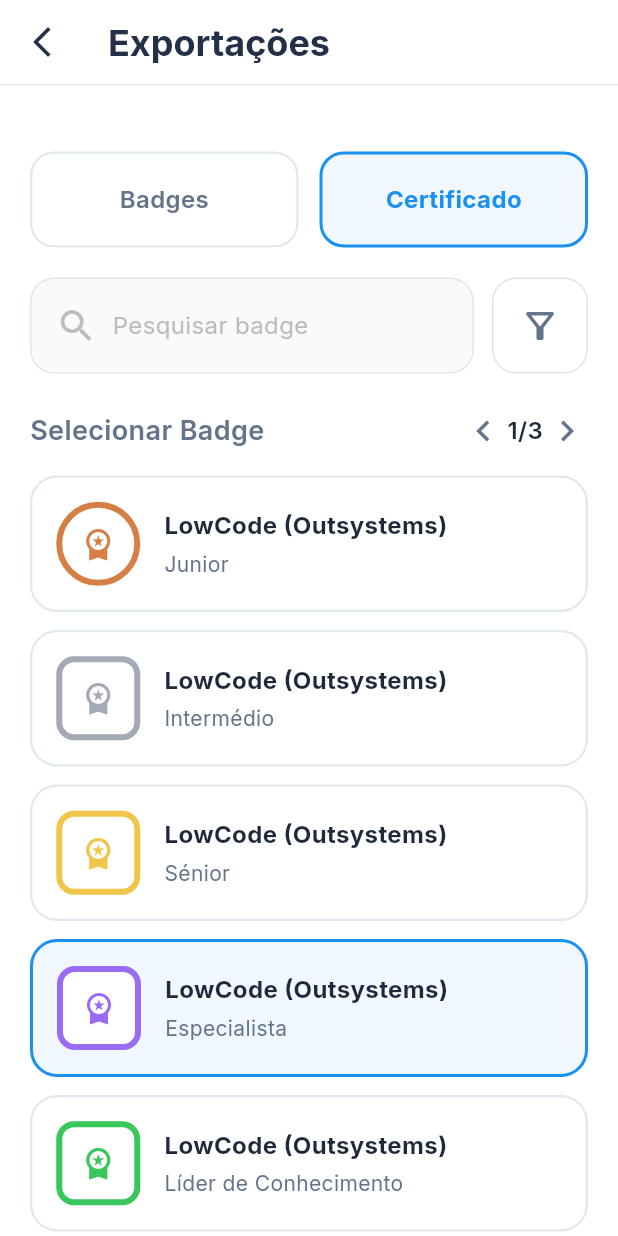
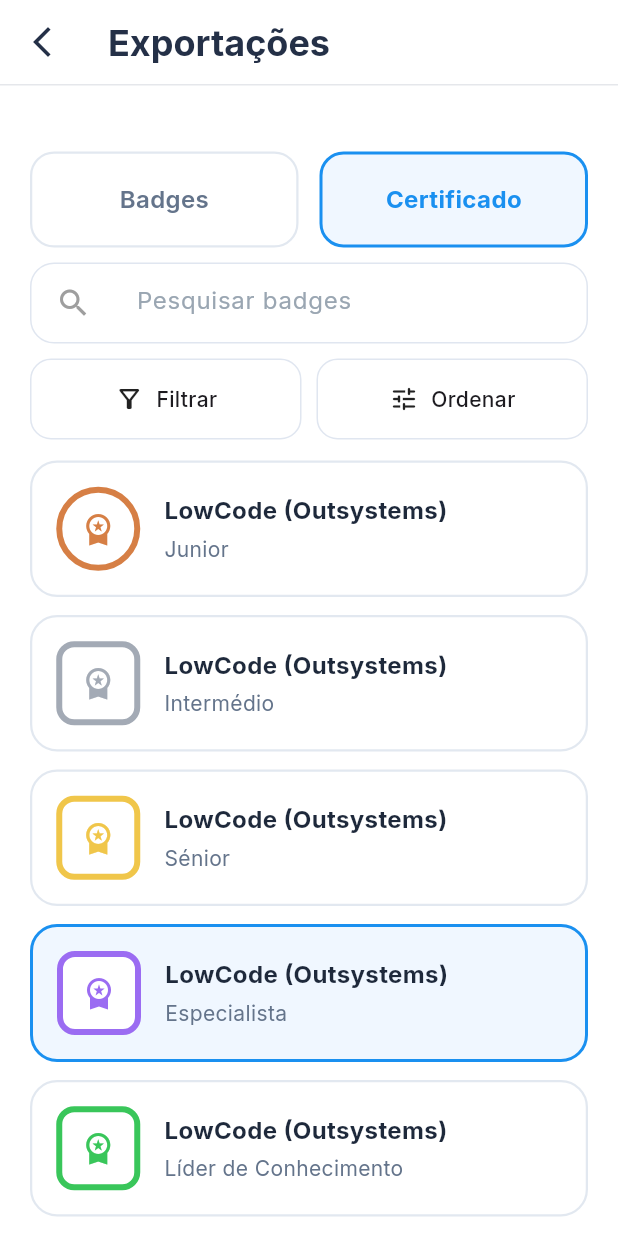
Before and after one commit to Rodralp/PINT-Mobile, a Flutter app: the ExportsScreen screen opened directly, on a phone screen of 412 x 824 dp. Run offline on Flutter 3.47's test engine with Material 3 defaults, Android fonts, the phone set to English and light mode, and no system bars; our stand-ins replace confetti, connectivity_plus, file_picker, google_fonts, sqflite; missing offline and left inert: dart:html; accounts and stored records are empty.

Commit message:
barra de pesquisa more_options
em exports e ranking, mas não está 100% implementado ainda

```diff
--- a/flutter_application_1/lib/screens/exports_screen.dart
+++ b/flutter_application_1/lib/screens/exports_screen.dart
@@ -9,6 +9,14 @@ class ExportsScreen extends StatefulWidget {
 
 class _ExportsScreenState extends State<ExportsScreen> {
   bool _isCertificateSelected = true;
+  final TextEditingController _searchController = TextEditingController();
+  String _searchTerm = '';
+
+  @override
+  void dispose() {
+    _searchController.dispose();
+    super.dispose();
+  }
 
   @override
   Widget build(BuildContext context) {
@@ -69,75 +77,63 @@ class _ExportsScreenState extends State<ExportsScreen> {
                   ),
                 ],
               ),
-              const SizedBox(height: 20),
+              const SizedBox(height: 10),
               Row(
                 children: [
                   Expanded(
                     child: Container(
-                      height: 64,
+                      height: 54,
                       padding: const EdgeInsets.symmetric(horizontal: 16),
                       decoration: BoxDecoration(
                         borderRadius: BorderRadius.circular(16),
-                        border: Border.all(
-                          color: const Color(0xFFE0E6F0),
-                        ),
-                        color: const Color(0xFFF8FAFC),
+                        border: Border.all(color: const Color(0xFFE0E6F0)),
                       ),
                       child: Row(
                         children: [
-                          Icon(Icons.search, size: 28, color: Colors.grey[400]),
+                          Icon(Icons.search, color: Colors.grey[500], size: 24),
                           const SizedBox(width: 10),
-                          Text(
-                            'Pesquisar badge',
-                            style: TextStyle(
-                              fontSize: 16,
-                              color: Colors.grey[400],
+                          Expanded(
+                            child: TextField(
+                              controller: _searchController,
+                              decoration: const InputDecoration(
+                                hintText: 'Pesquisar badges',
+                                border: InputBorder.none,
+                                enabledBorder: InputBorder.none,
+                                focusedBorder: InputBorder.none,
+                                isDense: true,
+                              ),
+                              onChanged: (value) {
+                                setState(() {
+                                  _searchTerm = value;
+                                });
+                              },
                             ),
                           ),
                         ],
                       ),
                     ),
                   ),
-                  const SizedBox(width: 12),
-                  _toolButton(Icons.filter_alt_outlined),
                 ],
               ),
-              const SizedBox(height: 24),
+              const SizedBox(height: 10),
               Row(
-                children: const [
+                children: [
                   Expanded(
-                    child: Text(
-                      'Selecionar Badge',
-                      style: TextStyle(
-                        fontSize: 18,
-                        color: Color(0xFF64748B),
-                        fontWeight: FontWeight.w600,
-                      ),
+                    child: _toolButton(
+                      icon: Icons.filter_alt_outlined,
+                      label: 'Filtrar',
                     ),
                   ),
-                  Icon(
-                    Icons.chevron_left,
-                    size: 28,
-                    color: Color(0xFF64748B),
-                  ),
-                  SizedBox(width: 2),
-                  Text(
-                    '1/3',
-                    style: TextStyle(
-                      fontSize: 16,
-                      color: Color(0xFF1F2937),
-                      fontWeight: FontWeight.w600,
+                  const SizedBox(width: 10),
+                  Expanded(
+                    child: _toolButton(
+                      icon: Icons.tune_rounded,
+                      label: 'Ordenar',
                     ),
-                  ),
-                  SizedBox(width: 2),
-                  Icon(
-                    Icons.chevron_right,
-                    size: 28,
-                    color: Color(0xFF64748B),
                   ),
                 ],
               ),
-              const SizedBox(height: 16),
+              const SizedBox(height: 14),
               _badgeItem(
                 iconShape: _BadgeShape.circle,
                 color: const Color(0xFFD67F45),
@@ -180,16 +176,34 @@ class _ExportsScreenState extends State<ExportsScreen> {
     );
   }
 
-  Widget _toolButton(IconData icon) {
-    return Container(
-      width: 64,
-      height: 64,
-      decoration: BoxDecoration(
-        borderRadius: BorderRadius.circular(16),
-        border: Border.all(color: const Color(0xFFE0E6F0)),
-        color: Colors.white,
+  Widget _toolButton({
+    required IconData icon,
+    required String label,
+    VoidCallback? onTap,
+  }) {
+    return InkWell(
+      borderRadius: BorderRadius.circular(14),
+      onTap: onTap,
+      child: Container(
+        height: 54,
+        padding: const EdgeInsets.symmetric(horizontal: 16),
+        decoration: BoxDecoration(
+          borderRadius: BorderRadius.circular(14),
+          border: Border.all(color: const Color(0xFFE0E6F0)),
+          color: Colors.white,
+        ),
+        child: Row(
+          mainAxisAlignment: MainAxisAlignment.center,
+          children: [
+            Icon(icon, size: 20),
+            const SizedBox(width: 8),
+            Text(
+              label,
+              style: const TextStyle(fontSize: 14, fontWeight: FontWeight.w500),
+            ),
+          ],
+        ),
       ),
-      child: Icon(icon, size: 28, color: const Color(0xFF64748B)),
     );
   }
 
```
Also changed, not shown: flutter_application_1/lib/screens/ranking_screen.dart (+43 -26 lines).
